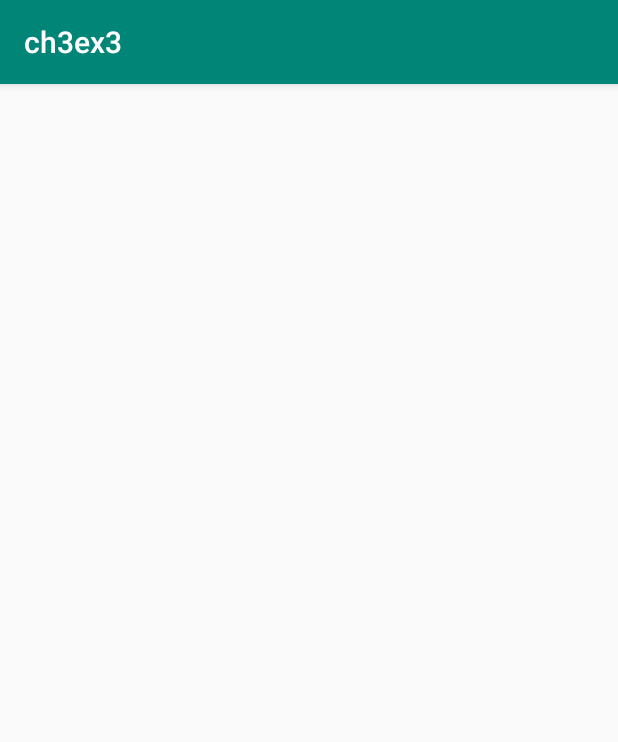
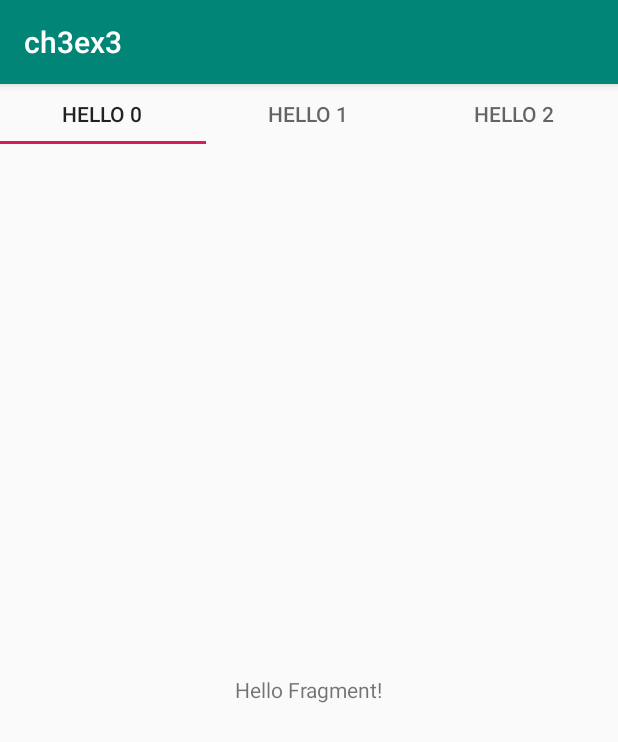
Before and after one commit to Woguagua/AndroidCourse, an Android app: the Ch3Ex3Activity screen opened directly, with no data from a screen before it, on a phone screen of 412 x 824 dp. Shown: the top 742 px of the screen. Run offline under Robolectric (Android 15) with nearby library versions, the phone set to English and light mode, and no system bars.

Commit message:
update homework3

```diff
--- a/Homework3/Homework/app/build.gradle
+++ b/Homework3/Homework/app/build.gradle
@@ -31,7 +31,11 @@ dependencies {
     // 这里添加了对话框库，用来输入时长
     // https://github.com/afollestad/material-dialogs
     implementation 'com.afollestad.material-dialogs:core:0.9.6.0'
-    implementation 'com.android.support:support-v4:28.0.0'
+//    implementation 'com.android.support:support-v4:28.0.0'
+
+
+    implementation 'com.android.support:design:28.0.0'
+
 //    compile fileTree(dir: 'libs', include: ['*.jar'])
 //    compile 'com.android.support:appcompat-v7:28.0.0'//相应版本
 //    compile 'com.android.support:design:+'//相应版本
--- a/Homework3/Homework/app/src/main/AndroidManifest.xml
+++ b/Homework3/Homework/app/src/main/AndroidManifest.xml
@@ -25,9 +25,8 @@
             android:name=".Ch3Ex2Activity"
             android:label="@string/ex2"></activity>
         <activity
-            android:name=".Ch3Ex3Activity"
+            android:name=".fragment.Ch3Ex3Activity"
             android:label="@string/ex3"></activity>
-
     </application>
 
 </manifest>
--- a/Homework3/Homework/app/src/main/java/com/example/chapter3/homework/MainActivity.java
+++ b/Homework3/Homework/app/src/main/java/com/example/chapter3/homework/MainActivity.java
@@ -4,6 +4,8 @@ import android.content.Intent;
 import android.os.Bundle;
 import android.support.v7.app.AppCompatActivity;
 import android.view.View;
+
+import com.example.chapter3.homework.fragment.Ch3Ex3Activity;
 
 public class MainActivity extends AppCompatActivity {
 
@@ -27,6 +29,7 @@ public class MainActivity extends AppCompatActivity {
         findViewById(R.id.btn_ex3).setOnClickListener(new View.OnClickListener() {
             @Override
             public void onClick(View v) {
+//                startActivity(new Intent(MainActivity.this, Ch3Ex3Activity.class));
                 startActivity(new Intent(MainActivity.this, Ch3Ex3Activity.class));
             }
         });
--- /dev/null
+++ b/Homework3/Homework/app/src/main/java/com/example/chapter3/homework/fragment/Ch3Ex3Activity.java
@@ -0,0 +1,50 @@
+package com.example.chapter3.homework.fragment;
+import com.example.chapter3.homework.R;
+
+
+import android.os.Bundle;
+import android.support.design.widget.TabLayout;
+import android.support.v4.app.Fragment;
+import android.support.v4.app.FragmentPagerAdapter;
+import android.support.v4.view.ViewPager;
+import android.support.v7.app.AppCompatActivity;
+
+/**
+ * 使用 ViewPager 和 Fragment 做一个简单版的好友列表界面
+ * 1. 使用 ViewPager 和 Fragment 做个可滑动界面
+ * 2. 使用 TabLayout 添加 Tab 支持
+ * 3. 对于好友列表 Fragment，使用 Lottie 实现 Loading 效果，在 5s 后展示实际的列表，要求这里的动效是淡入淡出
+ */
+public class Ch3Ex3Activity extends AppCompatActivity {
+
+    @Override
+    protected void onCreate(Bundle savedInstanceState) {
+        super.onCreate(savedInstanceState);
+        setContentView(R.layout.activity_ch3ex3);
+
+
+
+        // TODO: ex3-1. 添加 ViewPager 和 Fragment 做可滑动界面
+        ViewPager pager = findViewById(R.id.view_pager);
+        pager.setAdapter(new FragmentPagerAdapter(getSupportFragmentManager()) {
+            @Override
+            public Fragment getItem(int i) {
+                return new HelloFragment();
+            }
+
+            @Override
+            public int getCount() {
+                return 3;
+            }
+
+            @Override
+            public CharSequence getPageTitle(int position) {
+                return "Hello " + position;
+            }
+        });
+
+        // TODO: ex3-2, 添加 TabLayout 支持 Tab
+        TabLayout tabLayout = findViewById(R.id.tab_layout);
+        tabLayout.setupWithViewPager(pager);
+    }
+}
--- /dev/null
+++ b/Homework3/Homework/app/src/main/java/com/example/chapter3/homework/fragment/HelloFragment.java
@@ -0,0 +1,85 @@
+package com.example.chapter3.homework.fragment;
+
+import android.content.Context;
+import android.os.Bundle;
+import android.support.annotation.NonNull;
+import android.support.annotation.Nullable;
+import android.support.v4.app.Fragment;
+import android.util.Log;
+import android.view.LayoutInflater;
+import android.view.View;
+import android.view.ViewGroup;
+
+import com.example.chapter3.homework.R;
+
+public class HelloFragment extends Fragment {
+
+    private static final String TAG = "HelloFragment";
+
+    @Nullable
+    @Override
+    public View onCreateView(@NonNull LayoutInflater inflater, @Nullable ViewGroup container, @Nullable Bundle savedInstanceState) {
+        Log.d(TAG, "onCreateView() called with: inflater = [" + inflater + "], container = [" + container + "], savedInstanceState = [" + savedInstanceState + "]");
+        return inflater.inflate(R.layout.fragment_hello, container, false);
+    }
+
+    @Override
+    public void onAttach(Context context) {
+        super.onAttach(context);
+        Log.d(TAG, "onAttach() called with: context = [" + context + "]");
+    }
+
+    @Override
+    public void onCreate(@Nullable Bundle savedInstanceState) {
+        super.onCreate(savedInstanceState);
+        Log.d(TAG, "onCreate() called with: savedInstanceState = [" + savedInstanceState + "]");
+    }
+
+    @Override
+    public void onActivityCreated(@Nullable Bundle savedInstanceState) {
+        super.onActivityCreated(savedInstanceState);
+        Log.d(TAG, "onActivityCreated() called with: savedInstanceState = [" + savedInstanceState + "]");
+    }
+
+    @Override
+    public void onStart() {
+        super.onStart();
+        Log.d(TAG, "onStart() called");
+    }
+
+    @Override
+    public void onResume() {
+        super.onResume();
+        Log.d(TAG, "onResume() called");
+    }
+
+    @Override
+    public void onPause() {
+        super.onPause();
+        Log.d(TAG, "onPause() called");
+    }
+
+    @Override
+    public void onStop() {
+        super.onStop();
+        Log.d(TAG, "onStop() called");
+    }
+
+    @Override
+    public void onDestroyView() {
+        super.onDestroyView();
+        Log.d(TAG, "onDestroyView() called");
+    }
+
+    @Override
+    public void onDestroy() {
+        super.onDestroy();
+        Log.d(TAG, "onDestroy() called");
+    }
+
+    @Override
+    public void onDetach() {
+        super.onDetach();
+        Log.d(TAG, "onDetach() called");
+    }
+}
--- a/Homework3/Homework/app/src/main/res/layout/activity_ch3ex2.xml
+++ b/Homework3/Homework/app/src/main/res/layout/activity_ch3ex2.xml
@@ -18,7 +18,6 @@
         android:layout_height="wrap_content"
         android:layout_marginTop="32dp"
         android:textSize="22sp"
-
         android:layout_gravity="center_horizontal"
         android:text="@string/rainbow_text" />
 
```
Also changed, not shown: Homework3/Homework/app/src/main/java/com/example/chapter3/homework/Ch3Ex3Activity.java (deleted, +0 -30 lines), Homework3/Homework/app/src/main/java/com/example/chapter3/homework/RainbowTextView.java (+21 -21 lines), 3 other files.
